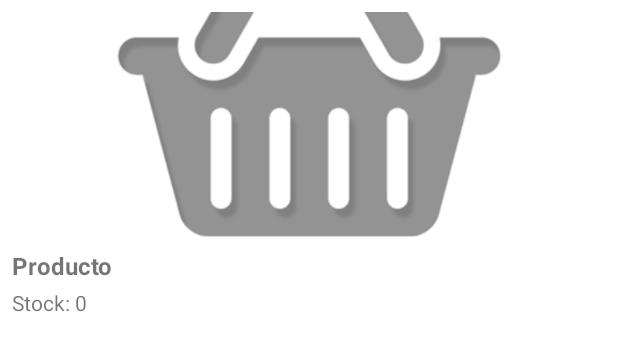
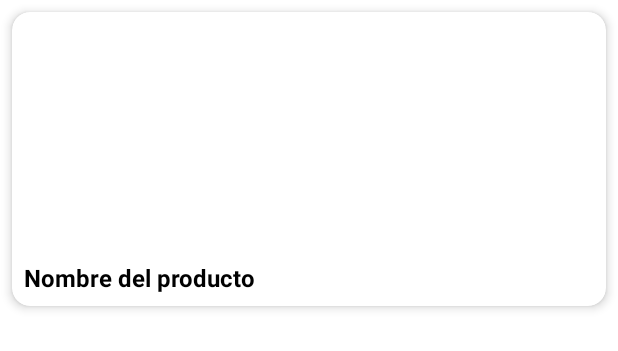
Before and after one commit to NavaCorp26/ProyectoSegundoAM, an Android app: the layout product_item.xml on its own in the app's theme, with its tools: preview values and no code run, on a phone screen of 412 x 824 dp. Shown: the top 351 px of the screen. Run offline under Robolectric (Android 15) with nearby library versions, the phone set to English and light mode, and no system bars.

Commit message:
Prueba bgv

```diff
--- a/app/src/main/res/layout/product_item.xml
+++ b/app/src/main/res/layout/product_item.xml
@@ -1,36 +1,33 @@
-<?xml version="1.0" encoding="utf-8"?>
-<LinearLayout xmlns:android="http://schemas.android.com/apk/res/android"
+<androidx.cardview.widget.CardView
+    xmlns:android="http://schemas.android.com/apk/res/android"
+    xmlns:app="http://schemas.android.com/apk/res-auto"
+    android:layout_width="match_parent"
+    android:layout_height="wrap_content"
+    android:layout_margin="8dp"
+    app:cardCornerRadius="12dp"
+    app:cardElevation="4dp">
+
+    <LinearLayout
         android:layout_width="match_parent"
         android:layout_height="wrap_content"
         android:orientation="vertical"
-    android:padding="8dp"
-    android:layout_marginBottom="16dp"
-    android:background="?android:attr/selectableItemBackground">
+        android:padding="8dp">
 
-    <!-- Miniatura del producto -->
         <ImageView
             android:id="@+id/ivMiniatura"
             android:layout_width="match_parent"
             android:layout_height="150dp"
-        android:src="@drawable/ic_product_default"
-        android:layout_marginBottom="8dp"
-        android:scaleType="centerCrop"/>
+            android:scaleType="centerCrop" />
 
-    <!-- Nombre del producto -->
         <TextView
             android:id="@+id/tvNombre"
-        android:layout_width="wrap_content"
+            android:layout_width="match_parent"
             android:layout_height="wrap_content"
-        android:text="Producto"
+            android:layout_marginTop="8dp"
+            android:text="Nombre del producto"
             android:textSize="16sp"
             android:textStyle="bold"
-        android:layout_marginBottom="4dp"/>
+            android:textColor="@android:color/black" />
 
-    <!-- Stock -->
-    <TextView
-        android:id="@+id/tvStock"
-        android:layout_width="wrap_content"
-        android:layout_height="wrap_content"
-        android:text="Stock: 0"
-        android:textSize="14sp"/>
     </LinearLayout>
+</androidx.cardview.widget.CardView>
```
Also changed, not shown: app/src/main/java/com/example/proyectosegundo/model/data/ProductAdapter.kt (+14 -8 lines), app/src/main/java/com/example/proyectosegundo/model/repository/TiendaActivity.kt (+41 -48 lines), app/src/main/res/layout/activity_tienda.xml (+16 -15 lines), app/src/main/res/drawable/error_image.png (added), app/src/main/res/drawable/placeholder_image.png (added). Lines whose indentation alone changed are shown as unchanged.
